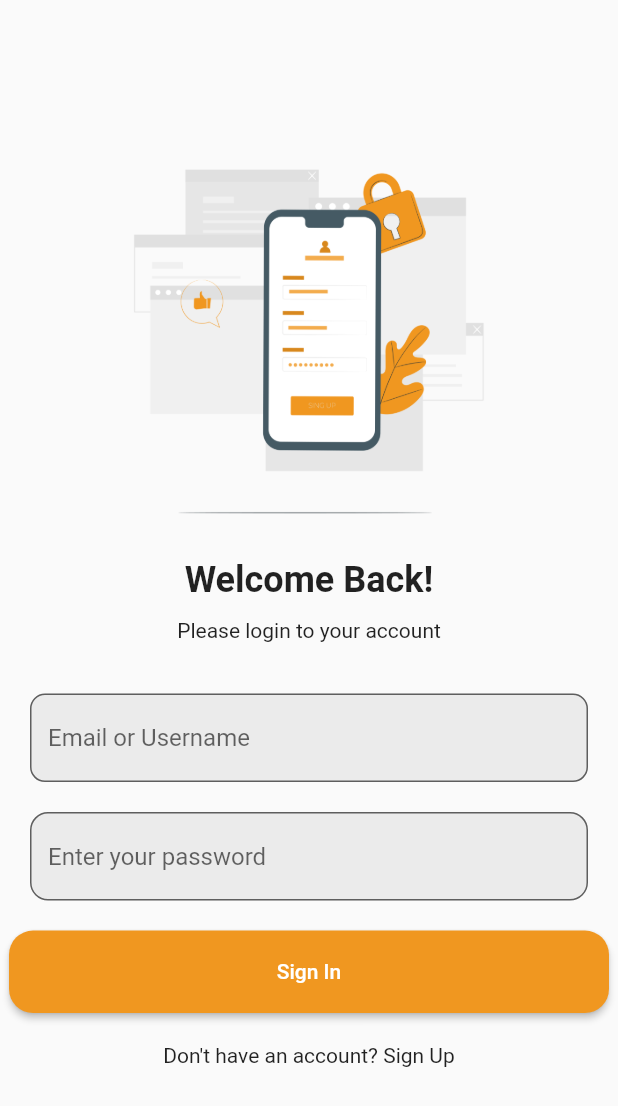
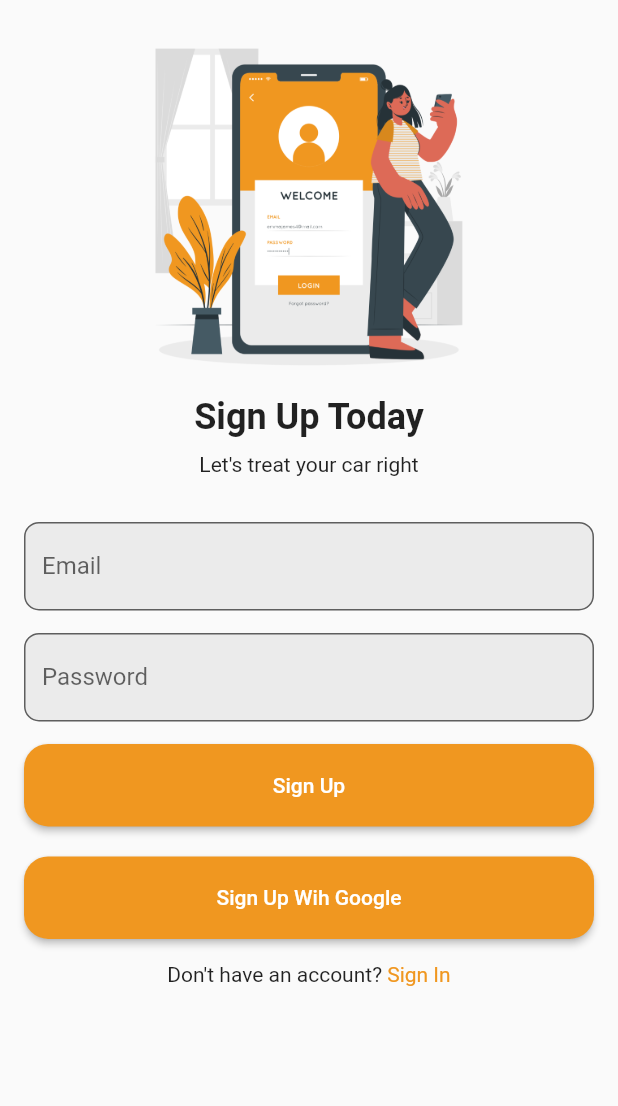
Before and after one commit to sinetakih/new-nesco, a Flutter app: the SignInPage screen opened directly, on a phone screen of 412 x 824 dp. Shown: the top 1106 px of the screen. Run offline on Flutter 3.47's test engine with Material 2 defaults, Android fonts, the phone set to English and light mode, and no system bars; our stand-ins replace dartz, firebase_auth, firebase_core, google_nav_bar, google_sign_in, shared_preferences; accounts and stored records are empty.

Commit message:
Small fixes

```diff
--- a/lib/model/api/vin.model.dart
+++ b/lib/model/api/vin.model.dart
@@ -1,6 +1,4 @@
 import 'dart:convert';
-
-import 'package:flutter/material.dart';
 
 class VinResponse {
   final Map<String, dynamic> specs;
--- a/lib/model/auth_models.dart
+++ b/lib/model/auth_models.dart
@@ -13,10 +13,8 @@ class RegisterRequest {
 }
 
 class LoginRequest {
-  final String username;
   final String email;
   final String password;
 
-  LoginRequest(
-      {required this.username, required this.email, required this.password});
+  LoginRequest({required this.email, required this.password});
 }
--- a/lib/provider/vin_provider.dart
+++ b/lib/provider/vin_provider.dart
@@ -3,13 +3,11 @@ import 'package:flutter/foundation.dart';
 import 'package:nesco/core/failure.dart';
 import 'package:nesco/model/api/vin.model.dart';
 import 'package:nesco/repository/vin_repository.dart';
-import 'package:nesco/service/api/api.client.dart';
-import 'package:nesco/service/api/vin.service.dart';
 
-enum AppState { intitial, submitting, success, error }
+import '../core/enums.dart';
 
 class VinProvider extends ChangeNotifier {
-  AppState state = AppState.intitial;
+  AppState state = AppState.initial;
   String? errorMessage;
   VinResponse vinResponse = VinResponse.empty;
 
--- a/lib/repository/vin_repository.dart
+++ b/lib/repository/vin_repository.dart
@@ -1,6 +1,5 @@
 import 'package:dartz/dartz.dart';
 import 'package:nesco/model/api/vin.model.dart';
-import 'package:nesco/service/api/api.client.dart';
 import 'package:nesco/service/api/vin.service.dart';
 
 import '../core/failure.dart';
--- a/lib/screens/addvehicle.dart
+++ b/lib/screens/addvehicle.dart
@@ -4,6 +4,8 @@ import 'package:nesco/model/api/vin.model.dart';
 import 'package:nesco/provider/vin_provider.dart';
 import 'package:nesco/screens/homescreen.dart';
 import 'package:provider/provider.dart';
+
+import '../core/enums.dart';
 
 class AddVehicle extends StatefulWidget {
   const AddVehicle({super.key});
--- a/lib/screens/homescreen.dart
+++ b/lib/screens/homescreen.dart
@@ -2,10 +2,8 @@
 
 import 'package:flutter/cupertino.dart';
 import 'package:flutter/material.dart';
-import 'package:google_nav_bar/google_nav_bar.dart';
 import 'package:nesco/constant.dart';
 import 'package:nesco/provider/vin_provider.dart';
-import 'package:nesco/screens/schedule_details.dart';
 import 'package:nesco/screens/service_details.dart';
 
 import 'package:nesco/screens/widgets/home_card.dart';
--- a/lib/screens/signin.dart
+++ b/lib/screens/signin.dart
@@ -1,68 +1,136 @@
 import 'package:flutter/material.dart';
 import 'package:nesco/constant.dart';
-import 'package:nesco/screens/homescreen.dart';
+import 'package:nesco/model/auth_models.dart';
+import 'package:nesco/provider/auth_provider.dart';
+import 'package:provider/provider.dart';
 
-class SignInPage extends StatelessWidget {
+import '../core/enums.dart';
+
+class SignInPage extends StatefulWidget {
+  const SignInPage({super.key});
+
+  @override
+  State<SignInPage> createState() => _SignInPageState();
+}
+
+class _SignInPageState extends State<SignInPage> {
+  final TextEditingController emailController = TextEditingController();
+  final TextEditingController passwordController = TextEditingController();
+
+  final GlobalKey<FormState> _formKey = GlobalKey<FormState>();
+
+  @override
+  void dispose() {
+    super.dispose();
+    emailController.dispose();
+    passwordController.dispose();
+  }
+
   @override
   Widget build(BuildContext context) {
+    return Consumer<AuthProvider>(builder: (context, authData, child) {
       return Scaffold(
-      body: Center(
+        body: SafeArea(
+          child: Form(
+            key: _formKey,
+            child: SingleChildScrollView(
+              child: Padding(
+                padding: const EdgeInsets.symmetric(horizontal: 16),
                 child: Column(
-          mainAxisAlignment: MainAxisAlignment.center,
+                  mainAxisAlignment: MainAxisAlignment.start,
+                  mainAxisSize: MainAxisSize.min,
                   children: [
-            Image.asset('assets/image/time.png'), // Add your logo here
-            const SizedBox(height: 30),
+                    const SizedBox(
+                      height: 32,
+                    ),
+                    Image.asset(
+                        'assets/image/welcome.png'), // Add your logo here
+                    const SizedBox(height: 20),
                     const Text(
-              "Welcome Back!",
-              style: TextStyle(fontSize: 24, fontWeight: FontWeight.w700),
+                      "Sign Up Today",
+                      style:
+                          TextStyle(fontSize: 24, fontWeight: FontWeight.w700),
                     ),
 
-            const SizedBox(height: 12),
+                    const SizedBox(height: 10),
                     const Text(
-              "Please login to your account",
-              style: TextStyle(fontSize: 14, fontWeight: FontWeight.w400),
+                      "Let's treat your car right",
+                      style:
+                          TextStyle(fontSize: 14, fontWeight: FontWeight.w400),
                     ),
-            const SizedBox(height: 34),
-            Container(
-              padding: const EdgeInsets.symmetric(horizontal: 20),
-              child: TextField(
+                    const SizedBox(height: 30),
+
+                    TextFormField(
+                      controller: emailController,
                       decoration: InputDecoration(
                         filled: true,
                         fillColor: kBgColor,
-                  hintText: 'Email or Username',
+                        hintText: 'Email',
                         border: OutlineInputBorder(
                           borderRadius: BorderRadius.circular(10),
                         ),
                       ),
+                      validator: (value) {
+                        if (value == null || value.isEmpty) {
+                          return "Please enter your username";
+                        } else if (!value.contains("@")) {
+                          return "Please enter a valid email";
+                        } else {
+                          return null;
+                        }
+                      },
                     ),
-            ),
-            const SizedBox(height: 20),
-            Container(
-              padding: const EdgeInsets.symmetric(horizontal: 20),
-              child: TextField(
+                    const SizedBox(height: 15),
+
+                    TextFormField(
+                      controller: passwordController,
                       obscureText: true,
                       decoration: InputDecoration(
                         filled: true,
                         fillColor: kBgColor,
-                  hintText: 'Enter your password',
+                        hintText: 'Password',
                         border: OutlineInputBorder(
-                    borderRadius: BorderRadius.circular(12),
+                          borderRadius: BorderRadius.circular(10),
                         ),
                       ),
+                      validator: (value) {
+                        if (value == null || value.isEmpty) {
+                          return "Please enter a password";
+                        } else if (value.length < 8) {
+                          return "Password should not be less than 8 characters";
+                        } else {
+                          return null;
+                        }
+                      },
                     ),
-            ),
-            const SizedBox(height: 20),
+                    const SizedBox(height: 15),
+
                     SizedBox(
                       height: 55,
-              width: 400,
+                      width: double.infinity,
                       child: ElevatedButton(
-                onPressed: () {
-                  Navigator.push(
-                    context,
-                    MaterialPageRoute(
-                      builder: (context) => const HomeScreen(),
-                    ),
-                  );
+                        onPressed: () async {
+                          if (_formKey.currentState!.validate()) {
+                            LoginRequest credentials = LoginRequest(
+                                email: emailController.text.trim(),
+                                password: passwordController.text.trim());
+
+                            await authData
+                                .signInWithEmailAndPassword(credentials)
+                                .then((value) {
+                              if (authData.state == AppState.success) {
+                                ScaffoldMessenger.of(context).showSnackBar(
+                                    const SnackBar(
+                                        content:
+                                            Text("Sucessfully Registered")));
+                              } else if (authData.state == AppState.error) {
+                                ScaffoldMessenger.of(context).showSnackBar(
+                                    SnackBar(
+                                        content: Text(authData.errorMessage ??
+                                            "Failed to Register")));
+                              }
+                            });
+                          }
                         },
                         style: ElevatedButton.styleFrom(
                           primary: kPrimaryColor,
@@ -70,21 +138,68 @@ class SignInPage extends StatelessWidget {
                             borderRadius: BorderRadius.circular(16),
                           ),
                         ),
-                child: const Text('Sign In'),
+                        child: const Text('Sign Up'),
                       ),
                     ),
                     const SizedBox(height: 20),
+                    SizedBox(
+                      height: 55,
+                      width: double.infinity,
+                      child: ElevatedButton(
+                        onPressed: () async {
+                          await authData.signInWithGoogle().then((value) {
+                            if (authData.state == AppState.success) {
+                              ScaffoldMessenger.of(context).showSnackBar(
+                                  const SnackBar(
+                                      content: Text("Sucessfully Registered")));
+                            } else if (authData.state == AppState.error) {
+                              ScaffoldMessenger.of(context).showSnackBar(
+                                  SnackBar(
+                                      content: Text(authData.errorMessage ??
+                                          "Failed to Register")));
+                            }
+                          });
+                        },
+                        style: ElevatedButton.styleFrom(
+                          primary: kPrimaryColor,
+                          shape: RoundedRectangleBorder(
+                            borderRadius: BorderRadius.circular(16),
+                          ),
+                        ),
+                        child: const Text('Sign Up Wih Google'),
+                      ),
+                    ),
 
-            const Row(
+                    const SizedBox(
+                      height: 16,
+                    ),
+
+                    Row(
                       mainAxisAlignment: MainAxisAlignment.center,
                       children: [
-                Text("Don't have an account?"),
-                InkWell(child: Text(" Sign Up"))
+                        const Text("Don't have an account?"),
+                        InkWell(
+                            onTap: () {
+                              Navigator.push(
+                                  context,
+                                  MaterialPageRoute(
+                                      builder: (context) => SignInPage()));
+                            },
+                            child: Text(
+                              " Sign In",
+                              style: TextStyle(
+                                  color: Theme.of(context).primaryColor),
+                            ))
                       ],
-            )
+                    ),
+                    const SizedBox(height: 32),
                   ],
                 ),
               ),
+            ),
+          ),
+        ),
       );
+    });
   }
 }
--- a/lib/screens/widgets/activity_notificator.dart
+++ b/lib/screens/widgets/activity_notificator.dart
@@ -1,6 +1,5 @@
 // ignore_for_file: prefer_const_constructors, prefer_const_literals_to_create_immutables
 
-import 'package:flutter/cupertino.dart';
 import 'package:flutter/material.dart';
 import 'package:nesco/constant.dart';
 
@@ -18,7 +17,6 @@ class ActivityNotificator extends StatelessWidget {
       decoration: BoxDecoration(
         boxShadow: [
           BoxShadow(
-            // ignore: prefer_const_constructors
             color: Color.fromARGB(255, 253, 252, 252),
             spreadRadius: 1,
             offset: Offset(0, 1.0),
--- a/lib/screens/widgets/button_widget.dart
+++ b/lib/screens/widgets/button_widget.dart
@@ -1,7 +1,6 @@
 // ignore_for_file: prefer_const_constructors
 
 import 'package:flutter/material.dart';
-import 'package:nesco/constant.dart';
 
 class GeneralButton extends StatelessWidget {
   final String? buttonText;
@@ -18,8 +17,7 @@ class GeneralButton extends StatelessWidget {
   });
 
   Widget build(BuildContext context) {
-    return Container(
-      child: Container(
+    return SizedBox(
       width: 350,
       height: 50,
       child: ElevatedButton(
@@ -41,7 +39,6 @@ class GeneralButton extends StatelessWidget {
           ),
         ),
       ),
-      ),
     );
   }
 }
--- a/lib/screens/widgets/home_card.dart
+++ b/lib/screens/widgets/home_card.dart
@@ -28,7 +28,6 @@ class HomeCard extends StatelessWidget {
         decoration: BoxDecoration(
           boxShadow: [
             const BoxShadow(
-              // ignore: prefer_const_constructors
               color: Color.fromARGB(255, 253, 252, 252),
               spreadRadius: 1,
               offset: Offset(0, 1.0),
--- a/lib/service/api/vin.service.dart
+++ b/lib/service/api/vin.service.dart
@@ -1,4 +1,3 @@
-import 'package:nesco/model/api/years.model.dart';
 import 'package:nesco/service/api/api.client.dart';
 
 import '../../model/api/vin.model.dart';
```
Also changed, not shown: lib/main.dart (+4 -7 lines). Lines whose indentation alone changed are shown as unchanged.
